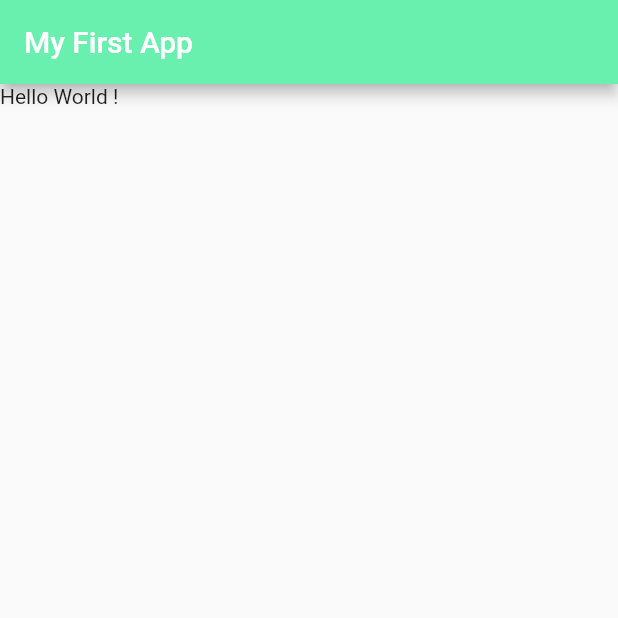
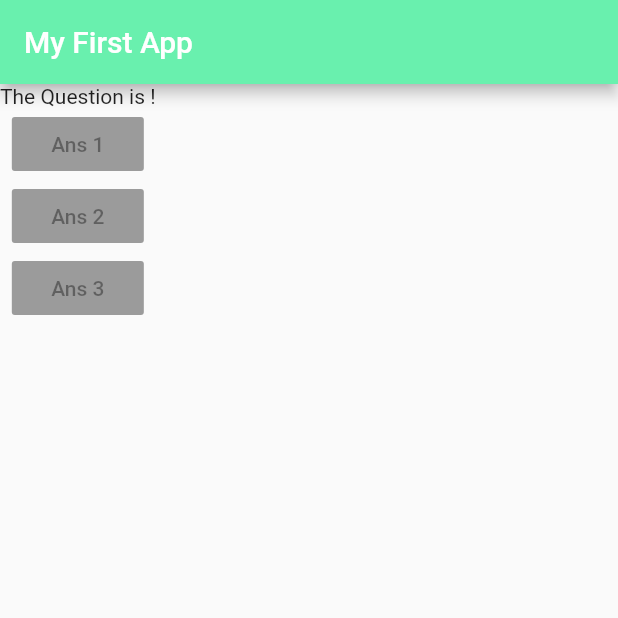
Before and after one commit to adepusai123/learn_flutter_app, a Flutter app: the screen it shows after launch, on a phone screen of 412 x 824 dp, the top half of it. Run offline on Flutter 3.47's test engine with Material 2 defaults, Android fonts, the phone set to English and light mode, and no system bars.

Commit message:
onPressed null

```diff
--- a/lib/main.dart
+++ b/lib/main.dart
@@ -10,11 +10,18 @@ class MyApp extends StatelessWidget {
   Widget build(BuildContext context) {
     return MaterialApp(
         home: Scaffold(
-      appBar: AppBar(
-        title: Text('My First App'),
-        backgroundColor: Colors.greenAccent,
-      ),
-      body: Text("Hello World !"),
-    ));
+            appBar: AppBar(
+              title: Text('My First App'),
+              backgroundColor: Colors.greenAccent,
+            ),
+            // we can use Row also if we want
+            body: Column(
+              children: <Widget>[
+                Text('The Question is !'),
+                RaisedButton(child: Text("Ans 1"), onPressed: null),
+                RaisedButton(child: Text("Ans 2"), onPressed: null),
+                RaisedButton(child: Text("Ans 3"), onPressed: null),
+              ],
+            )));
   }
 }
```
